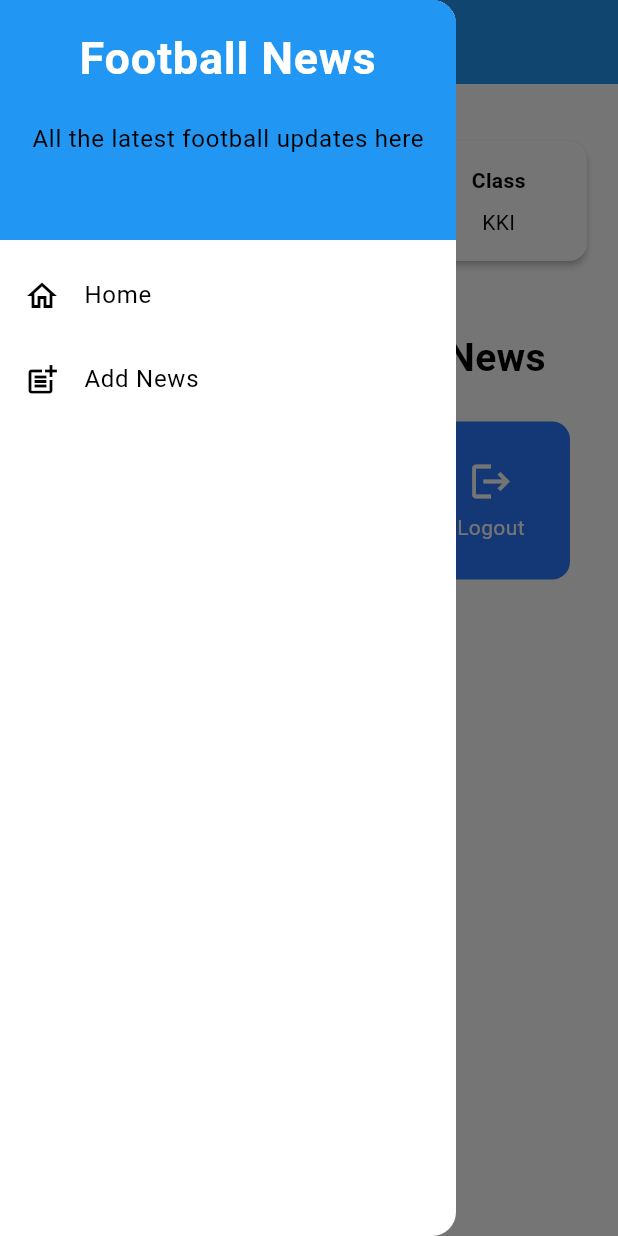
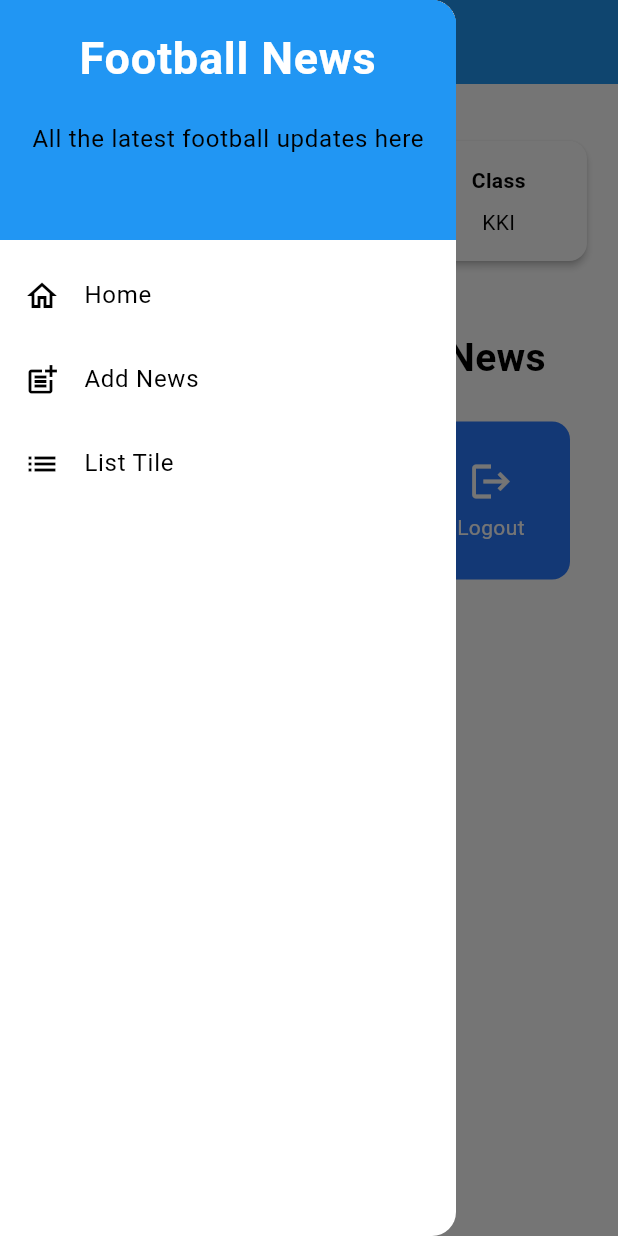
Before and after one commit to zahran-musyaffa/football-news_mobile, a Flutter app: the screen it shows after launch, with the side drawer open, on a phone screen of 412 x 824 dp. Run offline on Flutter 3.47's test engine with Material 3 defaults, Android fonts, the light colour scheme and no system bars.

Commit message:
adding list tiles for news list

```diff
--- a/StudioProjects/football_news/lib/widgets/left_drawer.dart
+++ b/StudioProjects/football_news/lib/widgets/left_drawer.dart
@@ -43,7 +43,12 @@ class LeftDrawer extends StatelessWidget {
 
       },
     ),
-        ],
+ListTile(
+  leading: const Icon(Icons.list),
+  title: const Text('List Tile'),
+  onTap: () {
+  },
+),        ],
       ),
     );
   }
```
